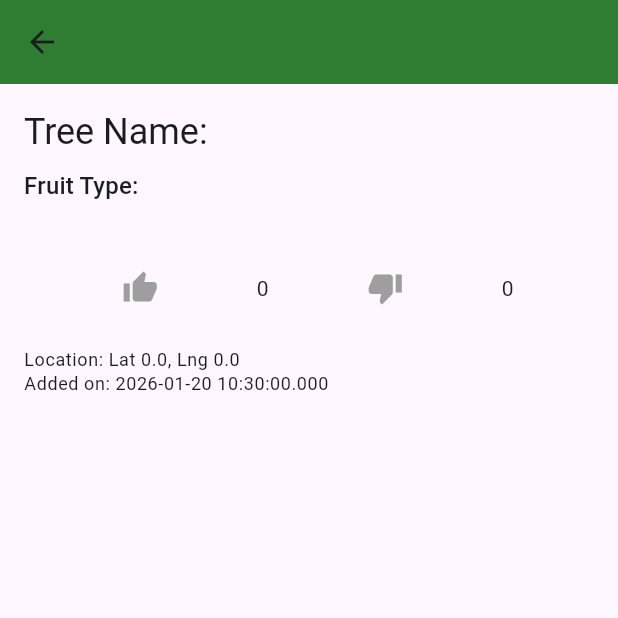
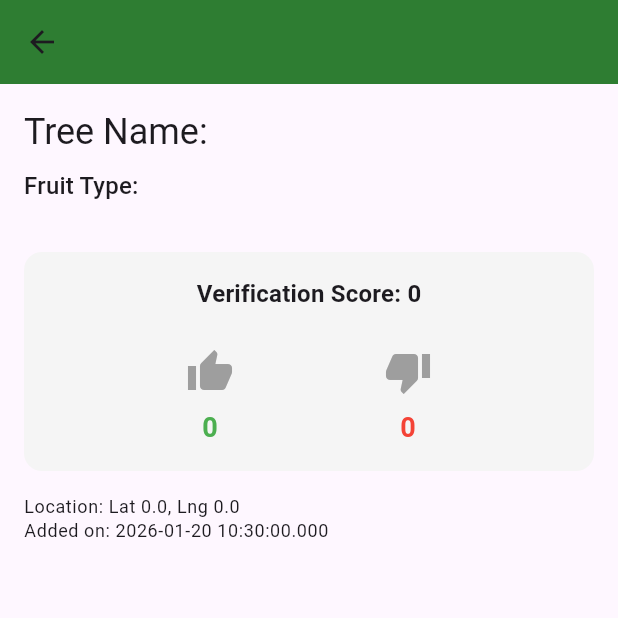
Before and after one commit to gilad2905/treesha, a Flutter app: the TreeDetailScreen screen opened directly with empty values, on a phone screen of 412 x 824 dp, the top half of it. Run offline on Flutter 3.47's test engine with Material 3 defaults, Android fonts, the light colour scheme and no system bars; our stand-ins replace cloud_firestore, firebase_auth, firebase_core, firebase_storage, geolocator, google_maps_flutter and 3 more; accounts and stored records are empty.

Commit message:
updated voting UI

```diff
--- a/lib/screens/tree_detail_screen.dart
+++ b/lib/screens/tree_detail_screen.dart
@@ -19,9 +19,18 @@ class _TreeDetailScreenState extends State<TreeDetailScreen> {
   final FirebaseService _firebaseService = FirebaseService();
   User? _user;
 
+  // Local state to track votes for immediate UI updates
+  late List<String> _upvotes;
+  late List<String> _downvotes;
+
   @override
   void initState() {
     super.initState();
+
+    // Initialize local vote state from the tree
+    _upvotes = List.from(widget.tree.upvotes);
+    _downvotes = List.from(widget.tree.downvotes);
+
     _authService.user.listen((user) {
       if (mounted) {
         setState(() {
@@ -33,15 +42,12 @@ class _TreeDetailScreenState extends State<TreeDetailScreen> {
 
   @override
   Widget build(BuildContext context) {
-    // TODO: Add real-time updates via REST API if needed
-    // For now, just display the tree data passed in
-    final updatedTree = widget.tree;
-    bool isUpvoted = _user != null && updatedTree.upvotes.contains(_user!.uid);
-    bool isDownvoted = _user != null && updatedTree.downvotes.contains(_user!.uid);
+    bool isUpvoted = _user != null && _upvotes.contains(_user!.uid);
+    bool isDownvoted = _user != null && _downvotes.contains(_user!.uid);
 
     return Scaffold(
       appBar: AppBar(
-        title: Text(updatedTree.name),
+        title: Text(widget.tree.name),
         backgroundColor: Theme.of(context).primaryColor,
       ),
       body: SingleChildScrollView(
@@ -51,18 +57,18 @@ class _TreeDetailScreenState extends State<TreeDetailScreen> {
             crossAxisAlignment: CrossAxisAlignment.start,
             children: [
               Text(
-                'Tree Name: ${updatedTree.name}',
+                'Tree Name: ${widget.tree.name}',
                 style: Theme.of(context).textTheme.headlineSmall,
               ),
               const SizedBox(height: 8),
               Text(
-                'Fruit Type: ${updatedTree.fruitType}',
+                'Fruit Type: ${widget.tree.fruitType}',
                 style: Theme.of(context).textTheme.titleMedium,
               ),
               const SizedBox(height: 16),
-              updatedTree.imageUrl.isNotEmpty
+              widget.tree.imageUrl.isNotEmpty
                   ? Image.network(
-                      updatedTree.imageUrl,
+                      widget.tree.imageUrl,
                       fit: BoxFit.contain,
                       loadingBuilder: (BuildContext context, Widget child, ImageChunkEvent? loadingProgress) {
                         if (loadingProgress == null) {
@@ -82,56 +88,129 @@ class _TreeDetailScreenState extends State<TreeDetailScreen> {
                     )
                   : const SizedBox.shrink(),
               const SizedBox(height: 16),
+              // Voting section with improved layout
+              Container(
+                padding: const EdgeInsets.all(16.0),
+                decoration: BoxDecoration(
+                  color: Colors.grey[100],
+                  borderRadius: BorderRadius.circular(12),
+                ),
+                child: Column(
+                  children: [
+                    Text(
+                      'Verification Score: ${_upvotes.length - _downvotes.length}',
+                      style: Theme.of(context).textTheme.titleMedium?.copyWith(
+                        fontWeight: FontWeight.bold,
+                      ),
+                    ),
+                    const SizedBox(height: 16),
                     Row(
                       mainAxisAlignment: MainAxisAlignment.spaceEvenly,
                       children: [
+                        // Upvote button
+                        Column(
+                          children: [
                             IconButton(
-                    icon: Icon(Icons.thumb_up, color: isUpvoted ? Colors.green : Colors.grey),
+                              icon: Icon(
+                                Icons.thumb_up,
+                                color: isUpvoted ? Colors.green : Colors.grey,
+                                size: 32,
+                              ),
                               onPressed: _user == null ? null : () async {
+                                // Update local state immediately for instant feedback
+                                setState(() {
+                                  if (_upvotes.contains(_user!.uid)) {
+                                    _upvotes.remove(_user!.uid);
+                                  } else {
+                                    _upvotes.add(_user!.uid);
+                                    _downvotes.remove(_user!.uid);
+                                  }
+                                });
+
+                                // Then update the database
                                 try {
-                        await _firebaseService.upvoteTree(updatedTree.id, _user!.uid);
-                        // Show success message
+                                  await _firebaseService.upvoteTree(widget.tree.id, _user!.uid);
+                                } catch (e) {
+                                  // Revert on error
+                                  setState(() {
+                                    _upvotes = List.from(widget.tree.upvotes);
+                                    _downvotes = List.from(widget.tree.downvotes);
+                                  });
                                   if (!mounted) return;
                                   ScaffoldMessenger.of(context).showSnackBar(
-                          const SnackBar(content: Text('Upvoted! Close and reopen to see changes.')),
-                        );
-                      } catch (e) {
-                        if (!mounted) return;
-                        ScaffoldMessenger.of(context).showSnackBar(
-                          SnackBar(content: Text('Error upvoting tree: $e')),
+                                    SnackBar(content: Text('Error upvoting: $e')),
                                   );
                                 }
                               },
                             ),
-                  Text('${updatedTree.upvotes.length}'),
+                            Text(
+                              '${_upvotes.length}',
+                              style: const TextStyle(
+                                fontSize: 18,
+                                fontWeight: FontWeight.bold,
+                                color: Colors.green,
+                              ),
+                            ),
+                          ],
+                        ),
+                        // Downvote button
+                        Column(
+                          children: [
                             IconButton(
-                    icon: Icon(Icons.thumb_down, color: isDownvoted ? Colors.red : Colors.grey),
+                              icon: Icon(
+                                Icons.thumb_down,
+                                color: isDownvoted ? Colors.red : Colors.grey,
+                                size: 32,
+                              ),
                               onPressed: _user == null ? null : () async {
+                                // Update local state immediately for instant feedback
+                                setState(() {
+                                  if (_downvotes.contains(_user!.uid)) {
+                                    _downvotes.remove(_user!.uid);
+                                  } else {
+                                    _downvotes.add(_user!.uid);
+                                    _upvotes.remove(_user!.uid);
+                                  }
+                                });
+
+                                // Then update the database
                                 try {
-                        await _firebaseService.downvoteTree(updatedTree.id, _user!.uid);
-                        // Show success message
+                                  await _firebaseService.downvoteTree(widget.tree.id, _user!.uid);
+                                } catch (e) {
+                                  // Revert on error
+                                  setState(() {
+                                    _upvotes = List.from(widget.tree.upvotes);
+                                    _downvotes = List.from(widget.tree.downvotes);
+                                  });
                                   if (!mounted) return;
                                   ScaffoldMessenger.of(context).showSnackBar(
-                          const SnackBar(content: Text('Downvoted! Close and reopen to see changes.')),
-                        );
-                      } catch (e) {
-                        if (!mounted) return;
-                        ScaffoldMessenger.of(context).showSnackBar(
-                          SnackBar(content: Text('Error downvoting tree: $e')),
+                                    SnackBar(content: Text('Error downvoting: $e')),
                                   );
                                 }
                               },
                             ),
-                  Text('${updatedTree.downvotes.length}'),
+                            Text(
+                              '${_downvotes.length}',
+                              style: const TextStyle(
+                                fontSize: 18,
+                                fontWeight: FontWeight.bold,
+                                color: Colors.red,
+                              ),
+                            ),
                           ],
+                        ),
+                      ],
+                    ),
+                  ],
+                ),
               ),
               const SizedBox(height: 16),
               Text(
-                'Location: Lat ${updatedTree.position.latitude}, Lng ${updatedTree.position.longitude}',
+                'Location: Lat ${widget.tree.position.latitude}, Lng ${widget.tree.position.longitude}',
                 style: Theme.of(context).textTheme.bodySmall,
               ),
               Text(
-                'Added on: ${updatedTree.createdAt.toDate().toLocal()}',
+                'Added on: ${widget.tree.createdAt.toDate().toLocal()}',
                 style: Theme.of(context).textTheme.bodySmall,
               ),
             ],
--- a/lib/services/firebase_service.dart
+++ b/lib/services/firebase_service.dart
@@ -1,4 +1,5 @@
 import 'package:cloud_firestore/cloud_firestore.dart';
+import 'package:firebase_core/firebase_core.dart';
 import 'package:firebase_storage/firebase_storage.dart';
 import 'package:geolocator/geolocator.dart';
 import 'package:image_picker/image_picker.dart';
@@ -6,8 +7,11 @@ import 'package:permission_handler/permission_handler.dart';
 
 
 class FirebaseService {
-  // CRITICAL: Don't initialize here! Access via getter to ensure settings are applied first
-  FirebaseFirestore get _firestore => FirebaseFirestore.instance;
+  // Use the named "treesha" database instead of the default database
+  FirebaseFirestore get _firestore => FirebaseFirestore.instanceFor(
+    app: Firebase.app(),
+    databaseId: 'treesha',
+  );
   FirebaseStorage get _storage => FirebaseStorage.instance;
   final ImagePicker _imagePicker = ImagePicker();
 
```
Also changed, not shown: IMPLEMENTATION_SUMMARY.txt (deleted, +0 -74 lines), lib/services/tree_repository_no_confirm.dart (+178 -0 lines), 5 other files. Lines whose indentation alone changed are shown as unchanged.
